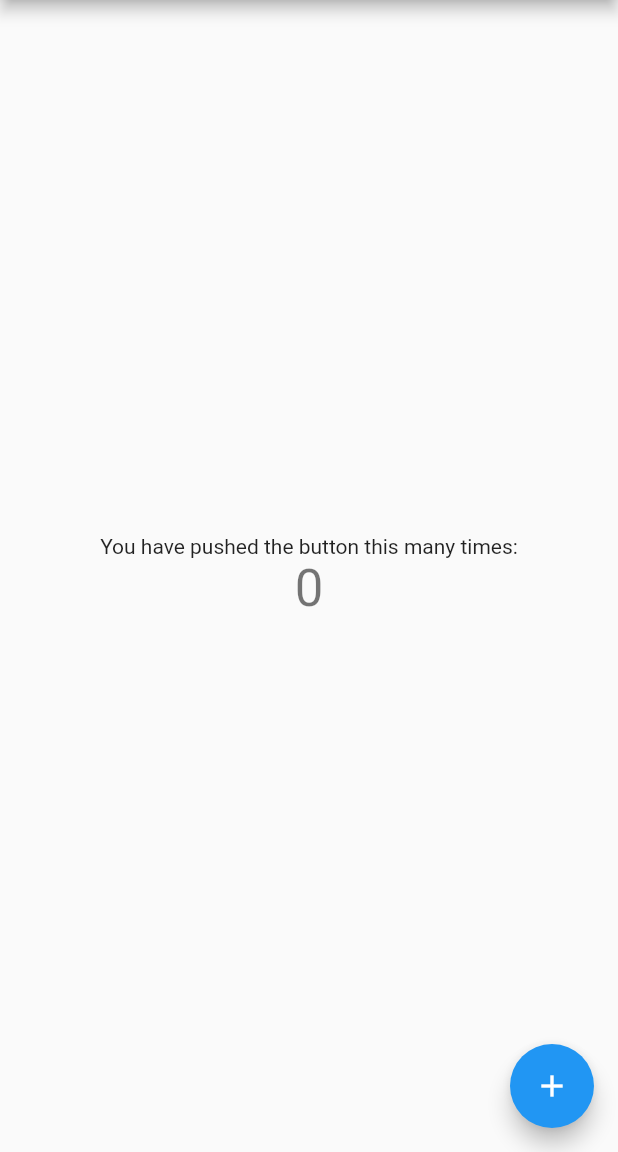
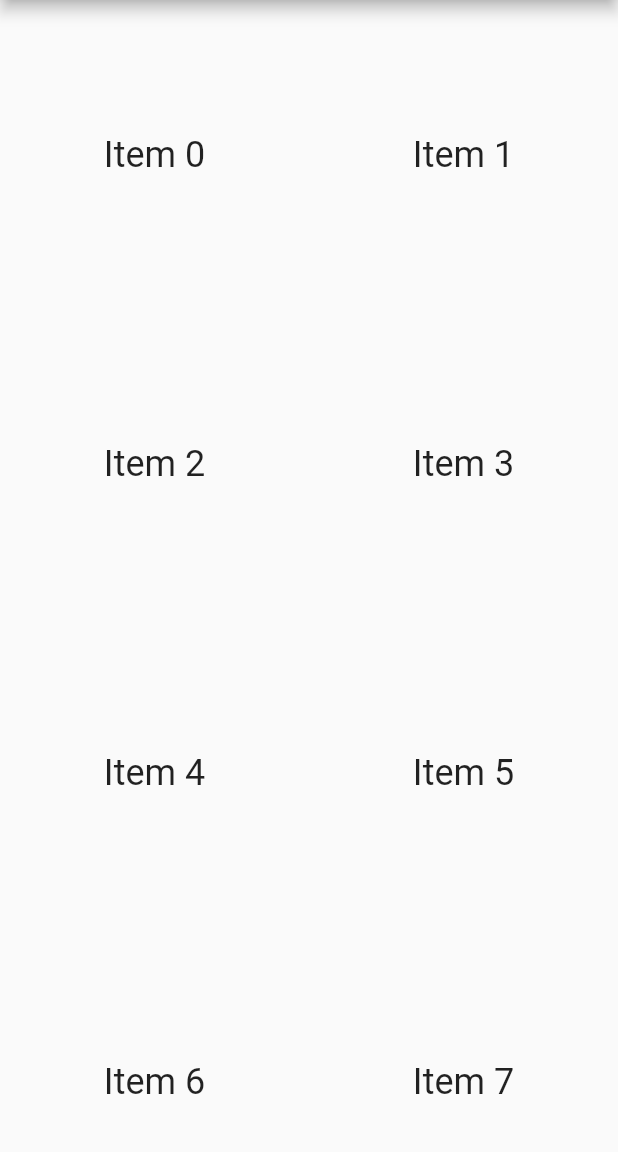
Before and after one commit to duskoo/cs-hackaton-2019, a Flutter app: the screen it shows after launch, on a phone screen of 412 x 824 dp, the part 84-1236 px from its top. Run offline on Flutter 3.47's test engine with Material 2 defaults, Android fonts, the phone set to English and light mode, and no system bars.

Commit message:
Adding GridView with 2 columns

```diff
--- a/lib/main.dart
+++ b/lib/main.dart
@@ -7,7 +7,7 @@ class MyApp extends StatelessWidget {
   @override
   Widget build(BuildContext context) {
     return MaterialApp(
-      title: 'Flutter Demo',
+      title: 'Flutter Hackaton 2019',
       theme: ThemeData(
         // This is the theme of your application.
         //
@@ -74,38 +74,21 @@ class _MyHomePageState extends State<MyHomePage> {
       body: Center(
         // Center is a layout widget. It takes a single child and positions it
         // in the middle of the parent.
-        child: Column(
-          // Column is also a layout widget. It takes a list of children and
-          // arranges them vertically. By default, it sizes itself to fit its
-          // children horizontally, and tries to be as tall as its parent.
-          //
-          // Invoke "debug painting" (press "p" in the console, choose the
-          // "Toggle Debug Paint" action from the Flutter Inspector in Android
-          // Studio, or the "Toggle Debug Paint" command in Visual Studio Code)
-          // to see the wireframe for each widget.
-          //
-          // Column has various properties to control how it sizes itself and
-          // how it positions its children. Here we use mainAxisAlignment to
-          // center the children vertically; the main axis here is the vertical
-          // axis because Columns are vertical (the cross axis would be
-          // horizontal).
-          mainAxisAlignment: MainAxisAlignment.center,
-          children: <Widget>[
-            Text(
-              'You have pushed the button this many times:',
+        child: GridView.count(
+            // Create a grid with 2 columns. If you change the scrollDirection to
+            // horizontal, this produces 2 rows.
+            crossAxisCount: 2,
+              // Generate 100 widgets that display their index in the List.
+              children: List.generate(100, (index) {
+                return Center(
+                  child: Text(
+                    'Item $index',
+                    style: Theme.of(context).textTheme.headline,
+                  ),
+                );
+              }),
             ),
-            Text(
-              '$_counter',
-              style: Theme.of(context).textTheme.display1,
-            ),
-          ],
-        ),
       ),
-      floatingActionButton: FloatingActionButton(
-        onPressed: _incrementCounter,
-        tooltip: 'Increment',
-        child: Icon(Icons.add),
-      ), // This trailing comma makes auto-formatting nicer for build methods.
     );
   }
 }
```
